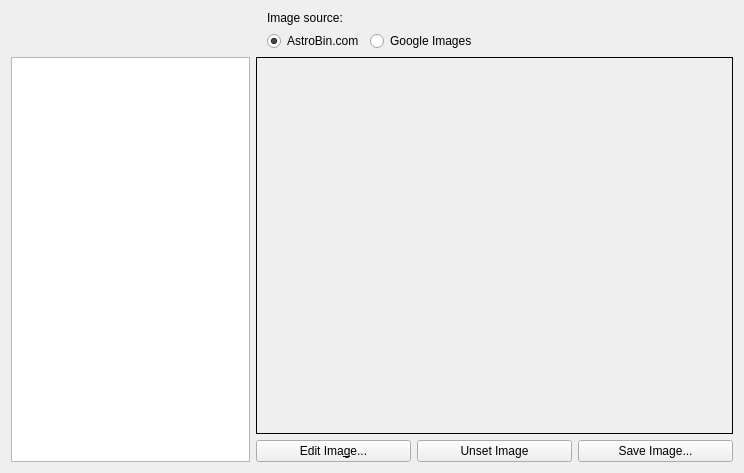
The window that kstars/dialogs/onlineimagebrowser.ui (geeksville/kstars-fork) describes before a commit, drawn with Qt 5.
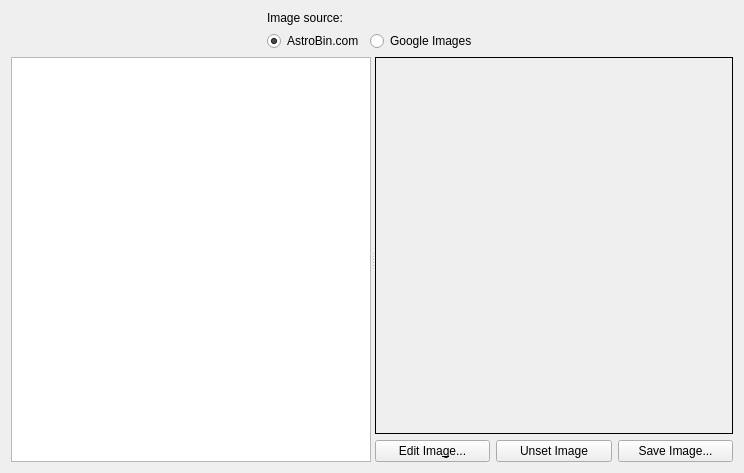
The same window after the commit.

What changed in the file:
```diff
--- a/kstars/dialogs/onlineimagebrowser.ui
+++ b/kstars/dialogs/onlineimagebrowser.ui
@@ -19,7 +19,10 @@
   <property name="windowTitle">
    <string>Form</string>
   </property>
-  <layout class="QVBoxLayout" name="verticalLayout">
+  <layout class="QVBoxLayout" name="verticalLayout" stretch="1,20">
+   <property name="sizeConstraint">
+    <enum>QLayout::SetDefaultConstraint</enum>
+   </property>
    <item>
     <layout class="QGridLayout" name="gridLayout">
      <item row="1" column="1">
@@ -75,15 +78,16 @@
     </layout>
    </item>
    <item>
-    <layout class="QHBoxLayout" name="horizontalLayout" stretch="1,2">
-     <item>
-      <widget class="QListWidget" name="imageListWidget">
-       <property name="viewMode">
-        <enum>QListView::IconMode</enum>
-       </property>
-      </widget>
-     </item>
-     <item>
+    <widget class="QSplitter" name="splitter">
+     <property name="orientation">
+      <enum>Qt::Horizontal</enum>
+     </property>
+     <widget class="QListWidget" name="imageListWidget">
+      <property name="viewMode">
+       <enum>QListView::IconMode</enum>
+      </property>
+     </widget>
+     <widget class="QWidget" name="layoutWidget">
       <layout class="QGridLayout" name="gridLayout_2">
        <item row="1" column="1">
         <widget class="QPushButton" name="unsetButton">
@@ -129,8 +133,8 @@
         </widget>
        </item>
       </layout>
-     </item>
-    </layout>
+     </widget>
+    </widget>
    </item>
   </layout>
  </widget>
```
Left out of the diff: 49 changed lines with no effect on the pictures.
